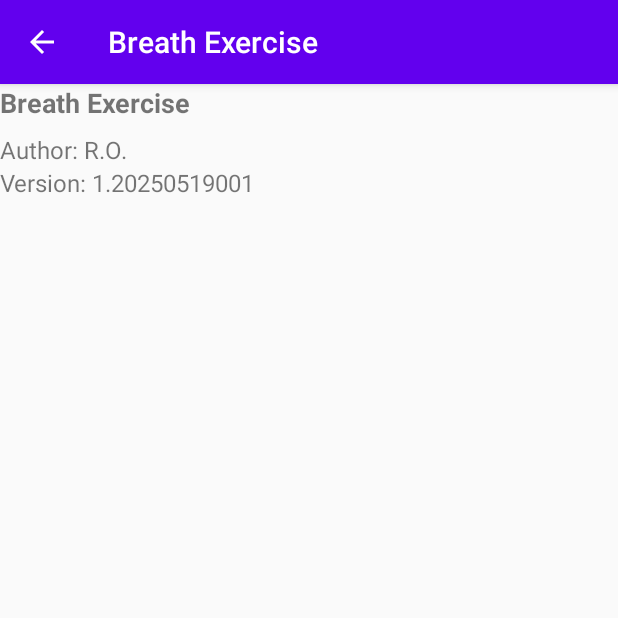
After one commit to rondejka/BreathExercise, an Android app: the AboutActivity screen opened directly, with no data from a screen before it, on a phone screen of 412 x 824 dp, the top half of it. The commit adds this screen. Run offline under Robolectric (Android 15) with nearby library versions, the phone set to English and light mode, and no system bars.

Commit message:
1.Disable openCloudScreen due to not functioned baseUrl. 2.Create About screen

```diff
--- a/app/build.gradle
+++ b/app/build.gradle
@@ -9,7 +9,7 @@ android {
         minSdkVersion 21
         targetSdkVersion 30
         versionCode 1
-        versionName "1.01250406"
+        versionName "1.20250519001"
 
         testInstrumentationRunner "androidx.test.runner.AndroidJUnitRunner"
     }
--- a/app/src/main/AndroidManifest.xml
+++ b/app/src/main/AndroidManifest.xml
@@ -13,6 +13,15 @@
         android:theme="@style/AppTheme"
         android:usesCleartextTraffic="true">
         <activity android:name=".DisplayLogin"></activity>
+        <activity
+            android:name=".AboutActivity"
+            android:parentActivityName=".MainActivity">
+
+            <!-- The meta-data tag is required if you support API level 15 and lower -->
+            <meta-data
+                android:name="android.support.PARENT_ACTIVITY"
+                android:value="com.ondejka.breathexercise.MainActivity" />
+        </activity>
         <activity
             android:name=".CloudScore"
             android:parentActivityName=".MainActivity">
--- /dev/null
+++ b/app/src/main/java/com/ondejka/breathexercise/AboutActivity.java
@@ -0,0 +1,26 @@
+package com.ondejka.breathexercise;
+
+import android.os.Bundle;
+import android.util.Log;
+import android.widget.TextView;
+import androidx.appcompat.app.AppCompatActivity;
+
+public class AboutActivity extends AppCompatActivity {
+
+    @Override
+    protected void onCreate(Bundle savedInstanceState) {
+        String logCode = "AboutActivity_OnCr_";
+        Log.i(logCode + "001:", "OK");
+
+        super.onCreate(savedInstanceState);
+        setContentView(R.layout.activity_about);
+
+        TextView textAppName = findViewById(R.id.appNameTextView);
+        TextView textAuthor = findViewById(R.id.authorTextView);
+        TextView textVersion = findViewById(R.id.versionTextView);
+
+        textAppName.setText(getString(R.string.app_name));
+        textAuthor.setText("Author: R.O.");
+        textVersion.setText("Version: " + BuildConfig.VERSION_NAME);
+    }
+}
--- a/app/src/main/java/com/ondejka/breathexercise/MainActivity.java
+++ b/app/src/main/java/com/ondejka/breathexercise/MainActivity.java
@@ -299,6 +299,11 @@ public class MainActivity extends AppCompatActivity {
                 intentU.putExtra("PARAMETERS", parameters);
                 startActivity(intentU);
                 return true;
+            case R.id.nav_about:
+                Intent intentA = new Intent(this, AboutActivity.class);
+                intentA.putExtra("PARAMETERS", parameters);
+                startActivity(intentA);
+                return true;
         }
 
         return true;
@@ -912,6 +917,10 @@ public class MainActivity extends AppCompatActivity {
      * Called when the user taps the WEB button
      */
     public void openCloudScreen(View view) {
+        if(true) {
+            return;     //baseUrl in the called "CloudScore.class" is already not functioned
+        }
+
         Log.i("openCloud 01", "OK");
         Intent intent = new Intent(this, CloudScore.class);
         intent.putExtra("PARAMETERS", parameters);
--- /dev/null
+++ b/app/src/main/res/layout/activity_about.xml
@@ -0,0 +1,40 @@
+<?xml version="1.0" encoding="utf-8"?>
+    <androidx.constraintlayout.widget.ConstraintLayout xmlns:android="http://schemas.android.com/apk/res/android"
+        xmlns:app="http://schemas.android.com/apk/res-auto"
+        xmlns:tools="http://schemas.android.com/tools"
+        android:layout_width="match_parent"
+        android:layout_height="match_parent"
+        tools:context=".AboutActivity">
+
+
+    <TextView
+        android:id="@+id/appNameTextView"
+        android:layout_width="wrap_content"
+        android:layout_height="wrap_content"
+        android:text="App Name"
+        android:textSize="18sp"
+        android:textStyle="bold"
+        app:layout_constraintTop_toTopOf="parent"
+        app:layout_constraintStart_toStartOf="parent" />
+
+
+    <TextView
+        android:id="@+id/authorTextView"
+        android:layout_width="wrap_content"
+        android:layout_height="wrap_content"
+        android:text="Author: Your Name"
+        android:textSize="16sp"
+        app:layout_constraintTop_toBottomOf="@id/appNameTextView"
+        app:layout_constraintStart_toStartOf="parent"
+        android:layout_marginTop="8dp" />
+
+    <TextView
+        android:id="@+id/versionTextView"
+        android:layout_width="wrap_content"
+        android:layout_height="wrap_content"
+        android:text="Version: "
+        android:textSize="16sp"
+        app:layout_constraintTop_toBottomOf="@id/authorTextView"
+        app:layout_constraintStart_toStartOf="parent" />
+
+</androidx.constraintlayout.widget.ConstraintLayout>
--- a/app/src/main/res/menu/main_menu.xml
+++ b/app/src/main/res/menu/main_menu.xml
@@ -24,6 +24,13 @@
             android:icon="@android:drawable/ic_menu_myplaces"
             android:title="User"
             android:visible="true" />
+        <item
+            android:id="@+id/nav_about"
+            android:checkable="false"
+            android:enabled="true"
+            android:icon="@android:drawable/ic_menu_myplaces"
+            android:title="About"
+            android:visible="true" />
     </group>
 
 </menu>
```
